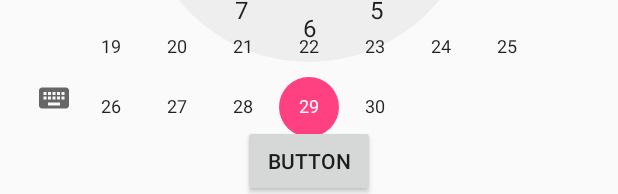
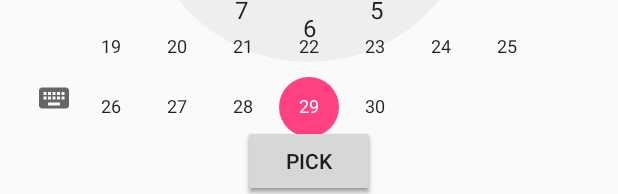
Before and after one commit to briana-li/LetsKetchup, an Android app: the layout activity_create_chat.xml on its own in the app's theme, with its tools: preview values and no code run, on a phone screen of 412 x 824 dp. Shown: the part 1039-1233 px from the top of the screen. Run offline under Robolectric (Android 15) with nearby library versions, the light colour scheme and no system bars.

Commit message:
Most of chat creation variables handled

```diff
--- a/app/src/main/AndroidManifest.xml
+++ b/app/src/main/AndroidManifest.xml
@@ -16,7 +16,8 @@
                 <category android:name="android.intent.category.LAUNCHER" />
             </intent-filter>
         </activity>
-        <activity android:name=".CreateChat"></activity>
+        <activity android:name=".CreateChat" />
+        <activity android:name=".FriendSelectChat"></activity>
     </application>
 
 </manifest>
--- a/app/src/main/res/layout/activity_create_chat.xml
+++ b/app/src/main/res/layout/activity_create_chat.xml
@@ -31,10 +31,18 @@
         android:textSize="35sp" />
 
     <Button
-        android:id="@+id/button"
+        android:id="@+id/buttonTime"
         android:layout_width="wrap_content"
         android:layout_height="wrap_content"
-        android:text="Button"
+        android:text="Pick"
+        android:layout_alignParentBottom="true"
+        android:layout_centerHorizontal="true" />
+
+    <Button
+        android:id="@+id/buttonDate"
+        android:layout_width="wrap_content"
+        android:layout_height="wrap_content"
+        android:text="Pick"
         android:layout_alignParentBottom="true"
         android:layout_centerHorizontal="true" />
 
```
Also changed, not shown: app/src/main/java/edu/brandeis/cs/brianali/letsketchuptest/CreateChat.java (+51 -0 lines), app/src/main/java/edu/brandeis/cs/brianali/letsketchuptest/FriendSelectChat.java (added, +13 -0 lines), app/src/main/res/layout/activity_friend_select_chat.xml (added, +9 -0 lines).
